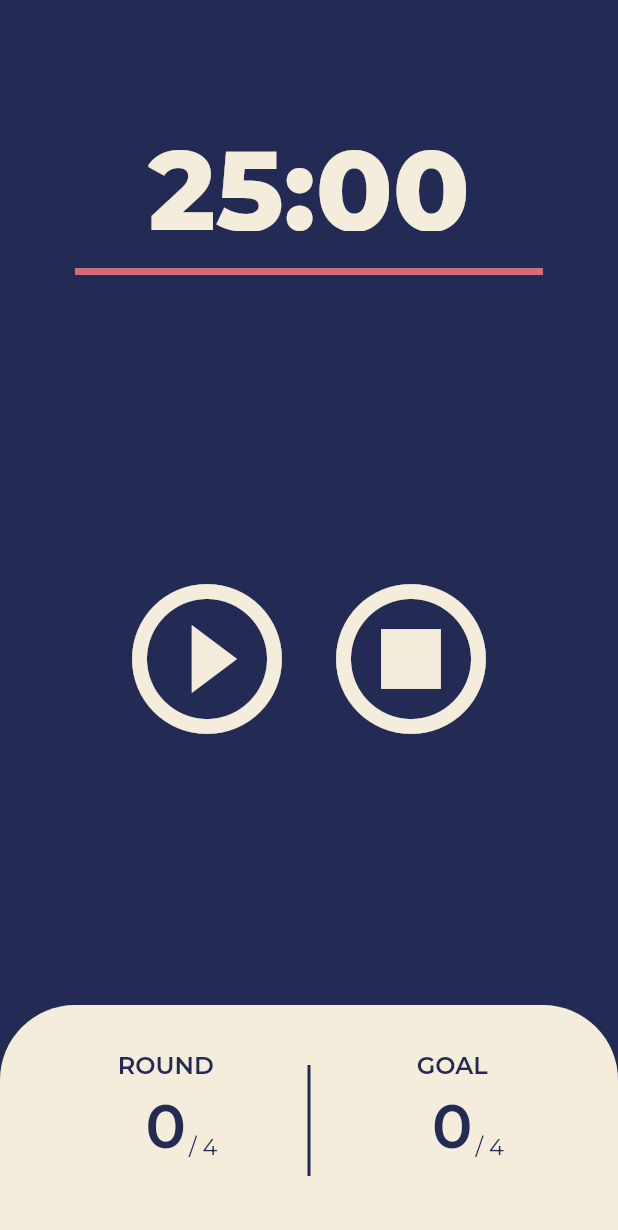
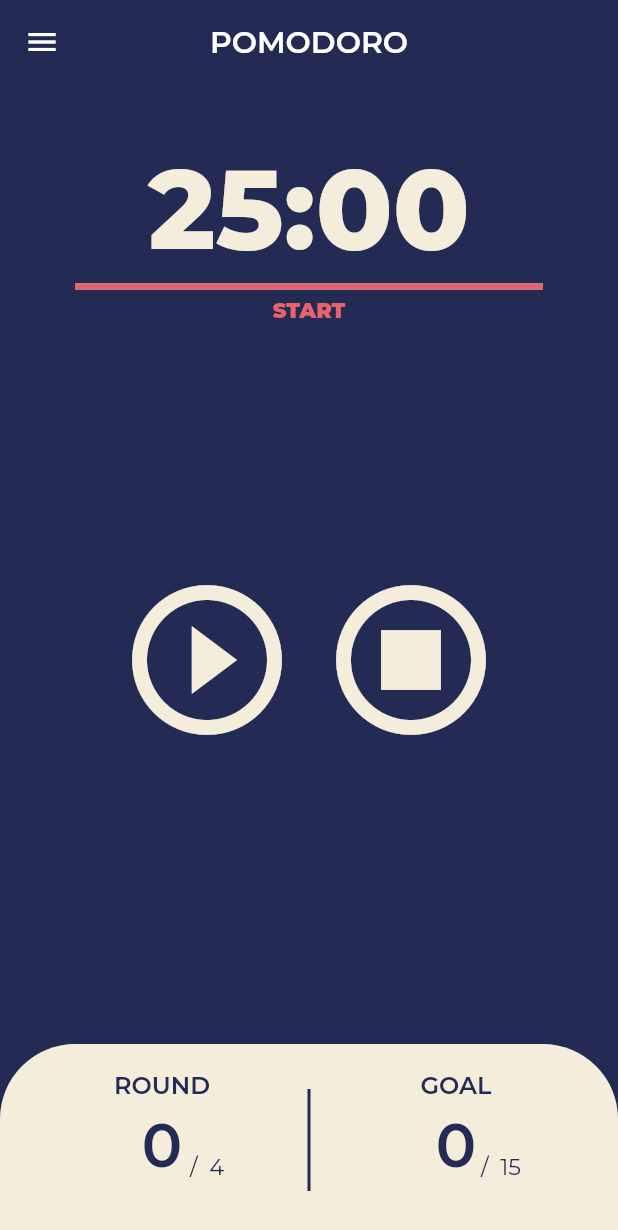
Before and after one commit to euisuh/Pomodoro, a Flutter app: the screen it shows after launch, on a phone screen of 412 x 824 dp. Shown: the top 1230 px of the screen. Run offline on Flutter 3.47's test engine with Material 2 defaults, Android fonts, the phone set to English and light mode, and no system bars; our stand-ins replace animated_text_kit, go_router, google_fonts, introduction_screen.

Commit message:
create introduction screen and slider menu

```diff
--- /dev/null
+++ b/lib/data/models/quote_model.dart
@@ -0,0 +1,7 @@
+class QuoteModel {
+  final String quote, author;
+
+  QuoteModel.fromJson(Map<String, dynamic> json)
+      : quote = json['quote'],
+        author = json['author'];
+}
--- /dev/null
+++ b/lib/data/provider/apiService.dart
@@ -0,0 +1,20 @@
+import 'dart:convert';
+import 'package:flutter/services.dart';
+import 'package:pomodoro/data/models/quote_model.dart';
+
+class ApiService {
+  static Future<List<QuoteModel>> getWorkHardQuote() async {
+    List<QuoteModel> quoteInstances = [];
+
+    final String response =
+        await rootBundle.loadString('assets/workHardQuote.json');
+    final List<dynamic> quotes = jsonDecode(response);
+
+    for (var quote in quotes) {
+      quoteInstances.add(QuoteModel.fromJson(quote));
+    }
+    quoteInstances.shuffle();
+
+    return quoteInstances;
+  }
+}
--- a/lib/main.dart
+++ b/lib/main.dart
@@ -1,10 +1,32 @@
 import 'package:flutter/material.dart';
+import 'package:go_router/go_router.dart';
 import 'package:google_fonts/google_fonts.dart';
 import 'package:pomodoro/ui/page/home_screen.dart';
+import 'package:pomodoro/ui/page/onboarding_screen.dart';
 
 void main() {
   runApp(const MyApp());
 }
+
+/// The route configuration.
+final GoRouter _router = GoRouter(
+  routes: <RouteBase>[
+    GoRoute(
+      path: '/',
+      builder: (BuildContext context, GoRouterState state) {
+        return const HomeScreen();
+      },
+      routes: <RouteBase>[
+        GoRoute(
+          path: 'onboarding',
+          builder: (BuildContext context, GoRouterState state) {
+            return const OnBoardingScreen();
+          },
+        ),
+      ],
+    ),
+  ],
+);
 
 class MyApp extends StatelessWidget {
   const MyApp({super.key});
@@ -12,8 +34,7 @@ class MyApp extends StatelessWidget {
   // This widget is the root of your application.
   @override
   Widget build(BuildContext context) {
-    // Design from referenced from https://www.behance.net/gallery/98918603/POMO-UIKIT
-    return MaterialApp(
+    return MaterialApp.router(
       title: 'Pomodoro',
       theme: ThemeData(
         textTheme: GoogleFonts.montserratTextTheme(
@@ -25,7 +46,7 @@ class MyApp extends StatelessWidget {
         disabledColor: const Color(0xFF232B55),
         cardColor: const Color(0xFFF4EDDB),
       ),
-      home: const HomeScreen(),
+      routerConfig: _router,
     );
   }
 }
--- a/lib/ui/page/home_screen.dart
+++ b/lib/ui/page/home_screen.dart
@@ -1,6 +1,11 @@
 import 'dart:async';
+import 'dart:math';
 
+import 'package:animated_text_kit/animated_text_kit.dart';
 import 'package:flutter/material.dart';
+import 'package:go_router/go_router.dart';
+import 'package:pomodoro/data/models/quote_model.dart';
+import 'package:pomodoro/data/provider/apiService.dart';
 import 'package:pomodoro/ui/widgets/ProgressFraction.dart';
 
 class HomeScreen extends StatefulWidget {
@@ -13,8 +18,20 @@ class HomeScreen extends StatefulWidget {
 class _HomeScreenState extends State<HomeScreen> {
   static const twentyFiveMin = 1500;
   int currSeconds = twentyFiveMin, currPomodoro = 0;
-  bool isActive = false;
+  bool isActive = false, start = false;
   late Timer timer;
+  List<QuoteModel> workHardQuotes = [];
+
+  void loadQuotes() async {
+    workHardQuotes = await ApiService.getWorkHardQuote();
+    setState(() {});
+  }
+
+  @override
+  void initState() {
+    super.initState();
+    loadQuotes();
+  }
 
   void onTick(Timer timer) {
     if (currSeconds == 0) {
@@ -39,6 +56,7 @@ class _HomeScreenState extends State<HomeScreen> {
   void onStartPressed() {
     setState(() {
       isActive = true;
+      start = true;
     });
     timer = Timer.periodic(
       const Duration(seconds: 1),
@@ -50,6 +68,7 @@ class _HomeScreenState extends State<HomeScreen> {
     timer.cancel();
     setState(() {
       isActive = false;
+      workHardQuotes.shuffle();
     });
   }
 
@@ -57,14 +76,97 @@ class _HomeScreenState extends State<HomeScreen> {
     timer.cancel();
     setState(() {
       isActive = false;
+      start = false;
       currPomodoro = 0;
       currSeconds = twentyFiveMin;
+      workHardQuotes.shuffle();
     });
   }
 
   @override
   Widget build(BuildContext context) {
     return Scaffold(
+      drawer: Drawer(
+        backgroundColor: Theme.of(context).backgroundColor,
+        elevation: 2,
+        width: min(MediaQuery.of(context).size.width * 0.75, 250),
+        shape: const RoundedRectangleBorder(
+          borderRadius: BorderRadiusDirectional.horizontal(
+            end: Radius.circular(50),
+          ),
+        ),
+        child: ListView(
+          padding: const EdgeInsets.symmetric(
+            vertical: 100,
+            horizontal: 20,
+          ),
+          children: [
+            ListTile(
+              title: Text(
+                'SETTINGS',
+                style: TextStyle(
+                  color: Theme.of(context).disabledColor,
+                  fontWeight: FontWeight.w800,
+                ),
+              ),
+              onTap: () {},
+            ),
+            const SizedBox(
+              height: 10,
+            ),
+            ListTile(
+              title: Text(
+                'STATS',
+                style: TextStyle(
+                  color: Theme.of(context).disabledColor,
+                  fontWeight: FontWeight.w800,
+                ),
+              ),
+              onTap: () {},
+            ),
+            const SizedBox(
+              height: 10,
+            ),
+            ListTile(
+              title: Text(
+                'ONBOARDING',
+                style: TextStyle(
+                  color: Theme.of(context).disabledColor,
+                  fontWeight: FontWeight.w800,
+                ),
+              ),
+              onTap: () {
+                context.go('/onboarding');
+              },
+            ),
+            const SizedBox(
+              height: 10,
+            ),
+            ListTile(
+              title: Text(
+                'CONTACT US',
+                style: TextStyle(
+                  color: Theme.of(context).disabledColor,
+                  fontWeight: FontWeight.w800,
+                ),
+              ),
+              onTap: () {},
+            ),
+          ],
+        ),
+      ),
+      appBar: AppBar(
+        centerTitle: true,
+        backgroundColor: const Color(0x00ffffff),
+        elevation: 0,
+        title: const Text(
+          'POMODORO',
+          style: TextStyle(
+            fontSize: 20,
+            fontWeight: FontWeight.w600,
+          ),
+        ),
+      ),
       backgroundColor: isActive
           ? Theme.of(context).primaryColor
           : Theme.of(context).disabledColor,
@@ -73,9 +175,6 @@ class _HomeScreenState extends State<HomeScreen> {
           Flexible(
             flex: 1,
             child: Container(
-              padding: const EdgeInsets.only(
-                top: 80,
-              ),
               alignment: Alignment.bottomCenter,
               child: Text(
                 formatSeconds(currSeconds),
@@ -87,10 +186,16 @@ class _HomeScreenState extends State<HomeScreen> {
               ),
             ),
           ),
+          Flexible(
+            flex: 4,
+            child: Stack(
+              children: [
+                Column(
+                  children: [
                     Container(
                       padding: const EdgeInsets.symmetric(
                         horizontal: 50,
-              vertical: 25,
+                        vertical: 5,
                       ),
                       width: MediaQuery.of(context).size.width,
                       child: LinearProgressIndicator(
@@ -101,9 +206,39 @@ class _HomeScreenState extends State<HomeScreen> {
                             : Theme.of(context).primaryColor,
                       ),
                     ),
-          Flexible(
-            flex: 3,
+                    Container(
+                      padding: const EdgeInsets.symmetric(
+                        horizontal: 50,
+                      ),
                       child: Center(
+                        child: isActive
+                            ? AnimatedTextKit(
+                                pause: const Duration(milliseconds: 5000),
+                                animatedTexts: [
+                                  for (var workHardQuote in workHardQuotes)
+                                    TypewriterAnimatedText(
+                                      workHardQuote.quote,
+                                      textAlign: TextAlign.center,
+                                      textStyle: TextStyle(
+                                        color: Theme.of(context).disabledColor,
+                                      ),
+                                      speed: const Duration(milliseconds: 30),
+                                    )
+                                ],
+                                repeatForever: true,
+                              )
+                            : Text(
+                                start ? 'PAUSED' : 'START',
+                                style: TextStyle(
+                                  color: Theme.of(context).primaryColor,
+                                  fontWeight: FontWeight.w900,
+                                ),
+                              ),
+                      ),
+                    ),
+                  ],
+                ),
+                Center(
                   child: Row(
                     mainAxisAlignment: MainAxisAlignment.center,
                     children: [
@@ -124,6 +259,8 @@ class _HomeScreenState extends State<HomeScreen> {
                     ],
                   ),
                 ),
+              ],
+            ),
           ),
           Flexible(
             flex: 1,
@@ -138,7 +275,7 @@ class _HomeScreenState extends State<HomeScreen> {
                           topLeft: Radius.circular(50)),
                     ),
                     child: Padding(
-                      padding: const EdgeInsets.all(20),
+                      padding: const EdgeInsets.all(15),
                       child: Row(
                         mainAxisAlignment: MainAxisAlignment.spaceEvenly,
                         children: [
@@ -150,14 +287,14 @@ class _HomeScreenState extends State<HomeScreen> {
                           VerticalDivider(
                             width: 10,
                             thickness: 2,
-                            indent: 20,
-                            endIndent: 20,
+                            indent: 15,
+                            endIndent: 15,
                             color: Theme.of(context).disabledColor,
                           ),
                           ProgressFraction(
                             title: 'GOAL',
                             numer: currPomodoro,
-                            denom: 4,
+                            denom: 15,
                           ),
                         ],
                       ),
--- a/lib/ui/widgets/ProgressFraction.dart
+++ b/lib/ui/widgets/ProgressFraction.dart
@@ -39,9 +39,9 @@ class ProgressFraction extends StatelessWidget {
             ),
           ),
           Transform.translate(
-            offset: const Offset(25, -20),
+            offset: const Offset(30, -20),
             child: Text(
-              '/ $denom',
+              '/  $denom',
               style: TextStyle(
                 fontSize: 15,
                 fontWeight: FontWeight.w400,
--- a/pubspec.yaml
+++ b/pubspec.yaml
@@ -38,6 +38,9 @@ dependencies:
   cupertino_icons: ^1.0.2
   google_fonts: ^3.0.1
   shared_preferences: ^2.0.17
+  animated_text_kit: ^4.2.2
+  go_router: ^6.0.2
+  introduction_screen: ^3.1.4
 
 dev_dependencies:
   flutter_test:
@@ -62,7 +65,8 @@ flutter:
   uses-material-design: true
 
   # To add assets to your application, add an assets section, like this:
-  # assets:
+  assets:
+    - assets/
   #   - images/a_dot_burr.jpeg
   #   - images/a_dot_ham.jpeg
 
```
Also changed, not shown: assets/workHardQuote.json (added, +154 -0 lines), lib/ui/page/onboarding_screen.dart (added, +168 -0 lines), assets/DancingDoodle.png (added), assets/ReadingDoodle.png (added), assets/UnboxingDoodle.png (added), pubspec.lock, 30 other files. Lines whose indentation alone changed are shown as unchanged.
